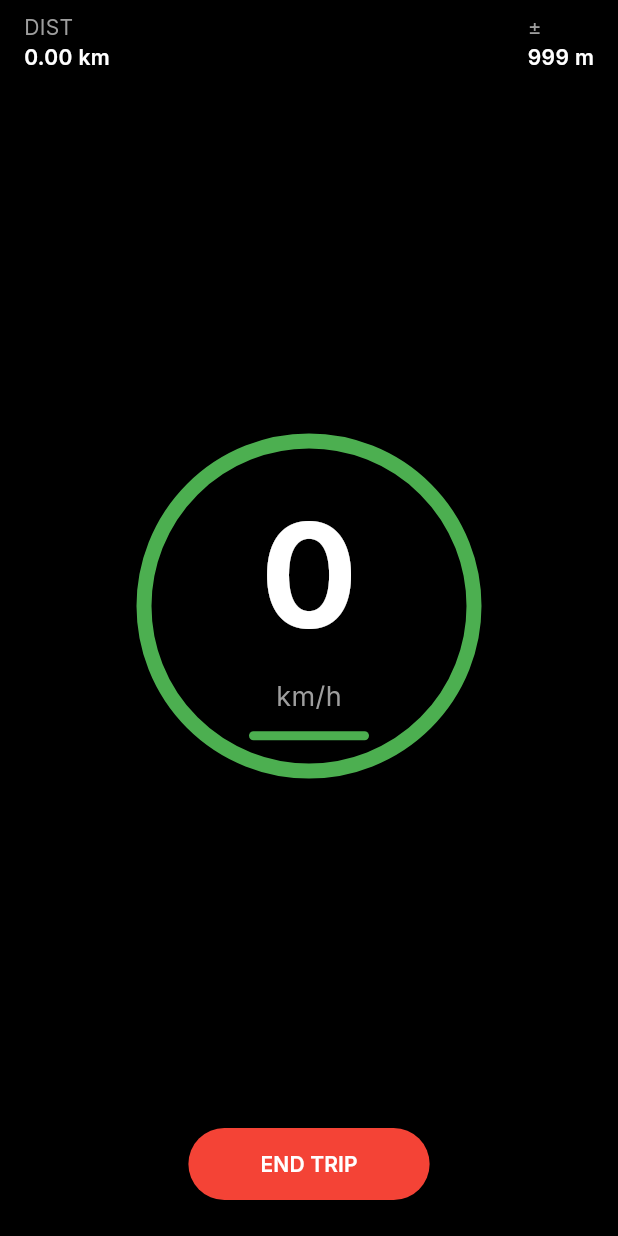
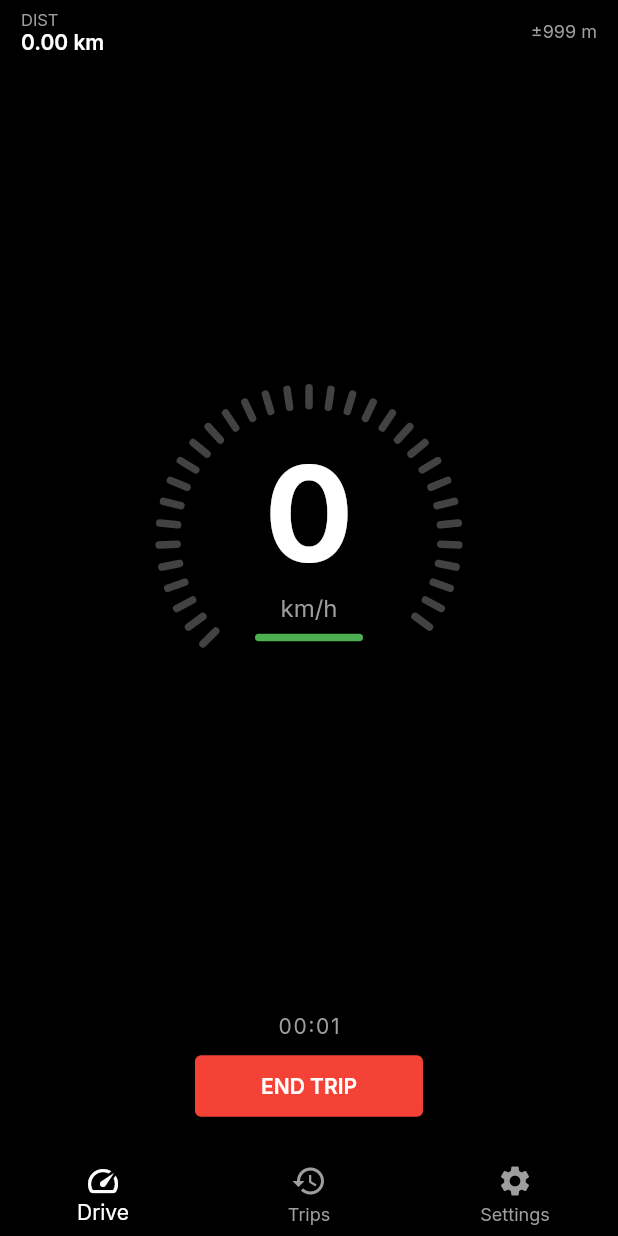
Before and after one commit to muhammedshibilm/speedometer-apk, a Flutter app: the screen it shows after launch, after a tap on "START TRIP", on a phone screen of 412 x 824 dp. Run offline on Flutter 3.47's test engine with Material 3 defaults, Android fonts, the phone set to English and light mode, and no system bars; our stand-ins replace geolocator, google_fonts, hive, hive_flutter; accounts and stored records are empty.

Commit message:
feat: Refactor main app structure and implement trip management features
- Initialize Hive for local storage and register TripModel adapter
- Update main app theme and set up HomeShell with bottom navigation
- Create DrivePage, TripsPage, and SettingsPage for navigation
- Implement trip history management with Hive in TripsPage
- Add settings functionality to clear trip history
- Introduce TripModel for trip data management with Hive
- Update pubspec.yaml with necessary dependencies and versions
- Remove permission_handler dependency for Windows compatibility

```diff
--- a/lib/drive_page.dart
+++ b/lib/drive_page.dart
@@ -1,8 +1,12 @@
 import 'dart:async';
 import 'dart:math';
+
 import 'package:flutter/material.dart';
 import 'package:geolocator/geolocator.dart';
 import 'package:google_fonts/google_fonts.dart';
+import 'package:hive/hive.dart';
+
+import 'trip_model.dart';
 
 class DrivePage extends StatefulWidget {
   const DrivePage({super.key});
@@ -13,38 +17,47 @@ class DrivePage extends StatefulWidget {
 
 class _DrivePageState extends State<DrivePage> {
   StreamSubscription<Position>? _positionStream;
+  Timer? _tripTimer;
 
-  double _speed = 0.0;
-  double _lastSpeed = 0.0;
-  double _distance = 0.0;
+  double _speed = 0;
+  double _lastSpeed = 0;
+  double _distance = 0;
   double _accuracy = 999;
+
+  Duration _tripDuration = Duration.zero;
 
   final List<double> _recentSpeeds = [];
   static const int _stabilityWindow = 8;
+  static const double _maxSpeed = 160;
 
   Position? _lastPosition;
   bool _tracking = false;
 
-  @override
-  void dispose() {
-    _stopTrip();
-    super.dispose();
-  }
-
-  // -------------------- TRIP CONTROL --------------------
+  // ---------------- TRIP CONTROL ----------------
 
   Future<void> _startTrip() async {
     final permission = await Geolocator.requestPermission();
     if (permission == LocationPermission.denied ||
-        permission == LocationPermission.deniedForever) {
-      return;
-    }
+        permission == LocationPermission.deniedForever) return;
 
     setState(() {
       _tracking = true;
+      _speed = 0;
+      _lastSpeed = 0;
       _distance = 0;
+      _accuracy = 999;
+      _tripDuration = Duration.zero;
       _recentSpeeds.clear();
-      _lastSpeed = 0;
+      _lastPosition = null;
+    });
+
+    _tripTimer?.cancel();
+    _tripTimer = Timer.periodic(const Duration(seconds: 1), (_) {
+      if (_tracking) {
+        setState(() {
+          _tripDuration += const Duration(seconds: 1);
+        });
+      }
     });
 
     _positionStream = Geolocator.getPositionStream(
@@ -55,59 +68,133 @@ class _DrivePageState extends State<DrivePage> {
     ).listen(_onPosition);
   }
 
-  void _stopTrip() {
+  void _stopTrackingOnly() {
     _positionStream?.cancel();
+    _tripTimer?.cancel();
     _positionStream = null;
-    setState(() => _tracking = false);
+    _tripTimer = null;
+
+    setState(() {
+      _tracking = false;
+    });
   }
 
-  // -------------------- GPS HANDLING --------------------
+  // ---------------- GPS ----------------
 
-  void _onPosition(Position position) {
-    if (position.accuracy > 30) return;
+  void _onPosition(Position p) {
+    if (p.accuracy > 40) return;
 
-    final currentSpeed = (position.speed * 3.6).clamp(0, 200).toDouble();
-    final delta = (currentSpeed - _lastSpeed).abs();
-
-    if (delta > 20) return; // spike filter
+    final speed = (p.speed * 3.6).clamp(0, _maxSpeed).toDouble();
+    if ((speed - _lastSpeed).abs() > 20) return;
 
     if (_lastPosition != null) {
       final meters = Geolocator.distanceBetween(
         _lastPosition!.latitude,
         _lastPosition!.longitude,
-        position.latitude,
-        position.longitude,
+        p.latitude,
+        p.longitude,
       );
-      if (meters < 50) {
-        _distance += meters;
-      }
+      if (meters < 50) _distance += meters;
     }
 
-    _lastPosition = position;
+    _lastPosition = p;
 
-    _recentSpeeds.add(currentSpeed);
+    _recentSpeeds.add(speed);
     if (_recentSpeeds.length > _stabilityWindow) {
       _recentSpeeds.removeAt(0);
     }
 
     setState(() {
-      _speed = currentSpeed;
-      _lastSpeed = currentSpeed;
-      _accuracy = position.accuracy;
+      _speed = speed;
+      _lastSpeed = speed;
+      _accuracy = p.accuracy;
     });
   }
 
-  // -------------------- UI LOGIC --------------------
+  // ---------------- SAVE TRIP ----------------
 
-  Color get _speedRingColor {
-    if (_speed <= 30) return Colors.green;
-    if (_speed <= 70) return Colors.orange;
-    return Colors.red;
+  void _saveTrip() async {
+    if (_tripDuration.inSeconds < 5 || _distance < 10) return;
+
+    final avgSpeed = _recentSpeeds.isEmpty
+        ? 0.0
+        : _recentSpeeds.reduce((a, b) => a + b) / _recentSpeeds.length;
+
+    final maxSpeed =
+        _recentSpeeds.isEmpty ? 0.0 : _recentSpeeds.reduce(max).toDouble();
+
+    final trip = TripModel(
+      startTime: DateTime.now().subtract(_tripDuration),
+      durationSeconds: _tripDuration.inSeconds,
+      distanceKm: _distance / 1000,
+      avgSpeed: avgSpeed,
+      maxSpeed: maxSpeed,
+    );
+
+    final box = Hive.box<TripModel>('trips');
+    await box.add(trip);
   }
+
+  Future<void> _confirmSaveTrip() async {
+    await showModalBottomSheet(
+      context: context,
+      backgroundColor: Colors.grey.shade900,
+      shape: const RoundedRectangleBorder(
+        borderRadius: BorderRadius.vertical(top: Radius.circular(16)),
+      ),
+      builder: (_) {
+        return Padding(
+          padding: const EdgeInsets.all(20),
+          child: Column(
+            mainAxisSize: MainAxisSize.min,
+            children: [
+              Text(
+                'Save this trip?',
+                style: GoogleFonts.inter(
+                  color: Colors.white,
+                  fontSize: 16,
+                  fontWeight: FontWeight.w600,
+                ),
+              ),
+              const SizedBox(height: 20),
+              SizedBox(
+                width: double.infinity,
+                child: ElevatedButton(
+                  style: ElevatedButton.styleFrom(
+                    backgroundColor: Colors.green,
+                    padding: const EdgeInsets.symmetric(vertical: 12),
+                  ),
+                  onPressed: () {
+                    _saveTrip();
+                    Navigator.pop(context);
+                  },
+                  child: const Text('SAVE TRIP'),
+                ),
+              ),
+              const SizedBox(height: 8),
+              SizedBox(
+                width: double.infinity,
+                child: TextButton(
+                  onPressed: () {
+                    Navigator.pop(context);
+                  },
+                  child: Text(
+                    'DISCARD',
+                    style: GoogleFonts.inter(color: Colors.redAccent),
+                  ),
+                ),
+              ),
+            ],
+          ),
+        );
+      },
+    );
+  }
+
+  // ---------------- UI HELPERS ----------------
 
   Color get _stabilityColor {
     if (_recentSpeeds.length < 2) return Colors.green;
-
     final avg = _recentSpeeds.reduce((a, b) => a + b) / _recentSpeeds.length;
     final variance =
         _recentSpeeds.map((s) => pow(s - avg, 2)).reduce((a, b) => a + b) /
@@ -118,7 +205,13 @@ class _DrivePageState extends State<DrivePage> {
     return Colors.red;
   }
 
-  // -------------------- BUILD --------------------
+  String _formatDuration(Duration d) {
+    final m = d.inMinutes.toString().padLeft(2, '0');
+    final s = (d.inSeconds % 60).toString().padLeft(2, '0');
+    return '$m:$s';
+  }
+
+  // ---------------- BUILD ----------------
 
   @override
   Widget build(BuildContext context) {
@@ -128,9 +221,9 @@ class _DrivePageState extends State<DrivePage> {
         child: Column(
           mainAxisAlignment: MainAxisAlignment.spaceBetween,
           children: [
-            // TOP INFO
+            // TOP
             Padding(
-              padding: const EdgeInsets.symmetric(horizontal: 16, vertical: 8),
+              padding: const EdgeInsets.symmetric(horizontal: 14, vertical: 6),
               child: Row(
                 mainAxisAlignment: MainAxisAlignment.spaceBetween,
                 children: [
@@ -138,20 +231,26 @@ class _DrivePageState extends State<DrivePage> {
                     'DIST',
                     '${(_distance / 1000).toStringAsFixed(2)} km',
                   ),
-                  _infoBlock('±', '${_accuracy.toStringAsFixed(0)} m'),
+                  Text(
+                    '±${_accuracy.toStringAsFixed(0)} m',
+                    style: GoogleFonts.inter(color: Colors.grey, fontSize: 12),
+                  ),
                 ],
               ),
             ),
 
-            // SPEED + RING
+            // SPEED
             Stack(
               alignment: Alignment.center,
               children: [
                 SizedBox(
-                  width: 220,
-                  height: 220,
+                  width: 200,
+                  height: 200,
                   child: CustomPaint(
-                    painter: _SpeedRingPainter(_speedRingColor),
+                    painter: _SegmentedArcPainter(
+                      speed: _speed,
+                      maxSpeed: _maxSpeed,
+                    ),
                   ),
                 ),
                 Column(
@@ -159,7 +258,7 @@ class _DrivePageState extends State<DrivePage> {
                     Text(
                       _speed.toStringAsFixed(0),
                       style: GoogleFonts.inter(
-                        fontSize: 96,
+                        fontSize: 88,
                         fontWeight: FontWeight.w700,
                         color: Colors.white,
                       ),
@@ -168,15 +267,13 @@ class _DrivePageState extends State<DrivePage> {
                       'km/h',
                       style: GoogleFonts.inter(
                         color: Colors.grey,
-                        fontSize: 18,
+                        fontSize: 16,
                       ),
                     ),
-
-                    // STABILITY BAR
-                    const SizedBox(height: 10),
+                    const SizedBox(height: 8),
                     Container(
-                      width: 80,
-                      height: 6,
+                      width: 72,
+                      height: 5,
                       decoration: BoxDecoration(
                         color: _stabilityColor,
                         borderRadius: BorderRadius.circular(3),
@@ -187,18 +284,33 @@ class _DrivePageState extends State<DrivePage> {
               ],
             ),
 
-            // BUTTON
+            // TIMER + BUTTON
             Padding(
-              padding: const EdgeInsets.only(bottom: 24),
-              child: ElevatedButton(
+              padding: const EdgeInsets.only(bottom: 20),
+              child: Column(
+                children: [
+                  Text(
+                    _formatDuration(_tripDuration),
+                    style: GoogleFonts.inter(
+                      color: Colors.grey,
+                      fontSize: 14,
+                      letterSpacing: 1.1,
+                    ),
+                  ),
+                  const SizedBox(height: 8),
+                  ElevatedButton(
                     style: ElevatedButton.styleFrom(
                         backgroundColor: _tracking ? Colors.red : Colors.green,
                         padding: const EdgeInsets.symmetric(
-                    horizontal: 48,
-                    vertical: 14,
-                  ),
-                ),
-                onPressed: _tracking ? _stopTrip : _startTrip,
+                          horizontal: 44,
+                          vertical: 12,
+                        )),
+                    onPressed: _tracking
+                        ? () {
+                            _stopTrackingOnly();
+                            _confirmSaveTrip();
+                          }
+                        : _startTrip,
                     child: Text(
                       _tracking ? 'END TRIP' : 'START TRIP',
                       style: GoogleFonts.inter(
@@ -206,6 +318,8 @@ class _DrivePageState extends State<DrivePage> {
                         color: Colors.white,
                       ),
                     ),
+                  ),
+                ],
               ),
             ),
           ],
@@ -218,12 +332,13 @@ class _DrivePageState extends State<DrivePage> {
     return Column(
       crossAxisAlignment: CrossAxisAlignment.start,
       children: [
-        Text(label, style: GoogleFonts.inter(color: Colors.grey)),
+        Text(label, style: GoogleFonts.inter(color: Colors.grey, fontSize: 11)),
         Text(
           value,
           style: GoogleFonts.inter(
             color: Colors.white,
             fontWeight: FontWeight.w600,
+            fontSize: 14,
           ),
         ),
       ],
@@ -231,33 +346,49 @@ class _DrivePageState extends State<DrivePage> {
   }
 }
 
-// -------------------- RING PAINTER --------------------
+// ---------------- SEGMENTED ARC ----------------
 
-class _SpeedRingPainter extends CustomPainter {
-  final Color color;
+class _SegmentedArcPainter extends CustomPainter {
+  final double speed;
+  final double maxSpeed;
 
-  _SpeedRingPainter(this.color);
+  static const int segments = 32;
+  static const double startAngle = -5 * pi / 4;
+  static const double sweepAngle = 3 * pi / 2;
+
+  _SegmentedArcPainter({required this.speed, required this.maxSpeed});
 
   @override
   void paint(Canvas canvas, Size size) {
     final center = size.center(Offset.zero);
     final radius = size.width / 2;
+    final active = ((speed / maxSpeed) * segments).round();
+
+    for (int i = 0; i < segments; i++) {
+      final t = i / segments;
+      final angle = startAngle + sweepAngle * t;
+      final color = i < active
+          ? Color.lerp(Colors.green, Colors.red, t)!
+          : Colors.grey.shade800;
 
       final paint = Paint()
         ..color = color
-      ..style = PaintingStyle.stroke
-      ..strokeWidth = 10
+        ..strokeWidth = 5
         ..strokeCap = StrokeCap.round;
 
-    canvas.drawArc(
-      Rect.fromCircle(center: center, radius: radius),
-      -pi / 2,
-      2 * pi,
-      false,
-      paint,
+      final p1 = Offset(
+        center.dx + (radius - 12) * cos(angle),
+        center.dy + (radius - 12) * sin(angle),
       );
+      final p2 = Offset(
+        center.dx + radius * cos(angle),
+        center.dy + radius * sin(angle),
+      );
+
+      canvas.drawLine(p1, p2, paint);
+    }
   }
 
   @override
-  bool shouldRepaint(CustomPainter oldDelegate) => true;
+  bool shouldRepaint(covariant _SegmentedArcPainter old) => old.speed != speed;
 }
--- /dev/null
+++ b/lib/home_shell.dart
@@ -0,0 +1,45 @@
+import 'package:flutter/material.dart';
+import 'drive_page.dart';
+import 'trips_page.dart';
+import 'settings_page.dart';
+
+class HomeShell extends StatefulWidget {
+  const HomeShell({super.key});
+
+  @override
+  State<HomeShell> createState() => _HomeShellState();
+}
+
+class _HomeShellState extends State<HomeShell> {
+  int _currentIndex = 0;
+
+  final List<Widget> _pages = const [DrivePage(), TripsPage(), SettingsPage()];
+
+  @override
+  Widget build(BuildContext context) {
+    return Scaffold(
+      body: IndexedStack(index: _currentIndex, children: _pages),
+      bottomNavigationBar: BottomNavigationBar(
+        backgroundColor: Colors.black,
+        currentIndex: _currentIndex,
+        onTap: (index) {
+          setState(() {
+            _currentIndex = index;
+          });
+        },
+        selectedItemColor: Colors.white,
+        unselectedItemColor: Colors.grey,
+        showUnselectedLabels: true,
+        type: BottomNavigationBarType.fixed,
+        items: const [
+          BottomNavigationBarItem(icon: Icon(Icons.speed), label: 'Drive'),
+          BottomNavigationBarItem(icon: Icon(Icons.history), label: 'Trips'),
+          BottomNavigationBarItem(
+            icon: Icon(Icons.settings),
+            label: 'Settings',
+          ),
+        ],
+      ),
+    );
+  }
+}
--- a/lib/main.dart
+++ b/lib/main.dart
@@ -1,20 +1,45 @@
 import 'package:flutter/material.dart';
-import 'package:speedy/drive_page.dart';
+import 'package:flutter/services.dart';
+import 'package:hive_flutter/hive_flutter.dart';
+import 'package:google_fonts/google_fonts.dart';
 
-void main() {
+import 'home_shell.dart';
+import 'trip_model.dart';
+
+void main() async {
+  WidgetsFlutterBinding.ensureInitialized();
+
+  // Init Hive
+  await Hive.initFlutter();
+  Hive.registerAdapter(TripModelAdapter());
+  await Hive.openBox<TripModel>('trips');
+
+  // Status bar style
+  SystemChrome.setSystemUIOverlayStyle(
+    const SystemUiOverlayStyle(
+      statusBarColor: Colors.transparent,
+      statusBarIconBrightness: Brightness.light,
+      statusBarBrightness: Brightness.dark,
+    ),
+  );
+
   runApp(const MyApp());
 }
 
 class MyApp extends StatelessWidget {
   const MyApp({super.key});
 
-  // This widget is the root of your application.
   @override
   Widget build(BuildContext context) {
     return MaterialApp(
-      title: 'Flutter Demo',
-      theme: ThemeData(colorScheme: .fromSeed(seedColor: Colors.white)),
-      home: const DrivePage(),
+      debugShowCheckedModeBanner: false,
+      title: 'Speedy',
+      theme: ThemeData(
+        scaffoldBackgroundColor: Colors.black,
+        textTheme: GoogleFonts.interTextTheme(),
+        useMaterial3: false,
+      ),
+      home: const HomeShell(),
     );
   }
 }
--- /dev/null
+++ b/lib/settings_page.dart
@@ -0,0 +1,87 @@
+import 'package:flutter/material.dart';
+import 'package:google_fonts/google_fonts.dart';
+import 'package:hive/hive.dart';
+
+import 'trip_model.dart';
+
+class SettingsPage extends StatelessWidget {
+  const SettingsPage({super.key});
+
+  @override
+  Widget build(BuildContext context) {
+    return Scaffold(
+      backgroundColor: Colors.black,
+      appBar: AppBar(
+        backgroundColor: Colors.black,
+        elevation: 0,
+        title: Text(
+          'Settings',
+          style: GoogleFonts.inter(
+            color: Colors.white,
+            fontWeight: FontWeight.w600,
+          ),
+        ),
+      ),
+      body: ListView(
+        children: [
+          _sectionTitle('DATA'),
+          ListTile(
+            title: Text(
+              'Clear trip history',
+              style: GoogleFonts.inter(color: Colors.white),
+            ),
+            subtitle: Text(
+              'Delete all stored trips',
+              style: GoogleFonts.inter(color: Colors.grey),
+            ),
+            trailing: const Icon(Icons.delete, color: Colors.redAccent),
+            onTap: () async {
+              final box = Hive.box<TripModel>('trips');
+              await box.clear();
+
+              ScaffoldMessenger.of(context).showSnackBar(
+                const SnackBar(content: Text('Trip history cleared')),
+              );
+            },
+          ),
+          const Divider(color: Colors.grey),
+          _sectionTitle('ABOUT'),
+          ListTile(
+            title: Text(
+              'Speedometer',
+              style: GoogleFonts.inter(color: Colors.white),
+            ),
+            subtitle: Text(
+              'Offline GPS speed tracking',
+              style: GoogleFonts.inter(color: Colors.grey),
+            ),
+          ),
+          ListTile(
+            title: Text(
+              'Version',
+              style: GoogleFonts.inter(color: Colors.white),
+            ),
+            subtitle: Text(
+              '1.0.0',
+              style: GoogleFonts.inter(color: Colors.grey),
+            ),
+          ),
+        ],
+      ),
+    );
+  }
+
+  Widget _sectionTitle(String text) {
+    return Padding(
+      padding: const EdgeInsets.fromLTRB(16, 20, 16, 8),
+      child: Text(
+        text,
+        style: GoogleFonts.inter(
+          color: Colors.grey,
+          fontSize: 12,
+          letterSpacing: 1.1,
+        ),
+      ),
+    );
+  }
+}
--- /dev/null
+++ b/lib/trip_model.dart
@@ -0,0 +1,29 @@
+import 'package:hive/hive.dart';
+
+part 'trip_model.g.dart';
+
+@HiveType(typeId: 0)
+class TripModel extends HiveObject {
+  @HiveField(0)
+  DateTime startTime;
+
+  @HiveField(1)
+  int durationSeconds;
+
+  @HiveField(2)
+  double distanceKm;
+
+  @HiveField(3)
+  double avgSpeed;
+
+  @HiveField(4)
+  double maxSpeed;
+
+  TripModel({
+    required this.startTime,
+    required this.durationSeconds,
+    required this.distanceKm,
+    required this.avgSpeed,
+    required this.maxSpeed,
+  });
+}
```
Also changed, not shown: lib/trips_page.dart (added, +161 -0 lines), pubspec.yaml (+17 -70 lines), lib/trip_model.g.dart (added), pubspec.lock, 4 other files. Lines whose indentation alone changed are shown as unchanged.
